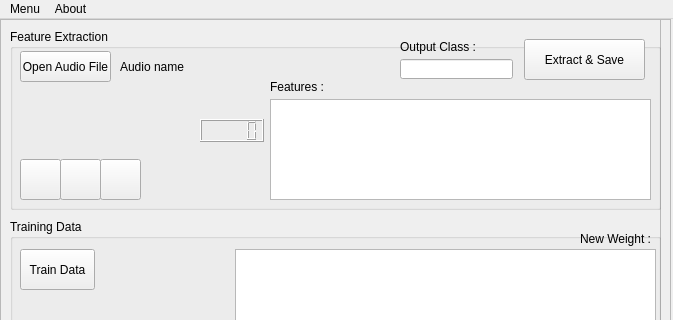
Qt form Program/view/ui_files/MainWindow.ui (sukorenomw/MFCC-and-LVQ-for-TDSV) before a commit; both pictures show x 0 to 673 and y 0 to 320 of the 673 by 458 pixel window.
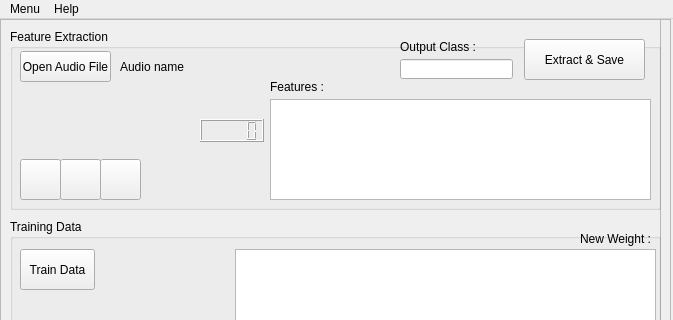
The same form after that commit. Icons and pictures are not drawn. Custom widgets are drawn as their Qt base class.

Diff of the .ui file:
```diff
--- a/Program/view/ui_files/MainWindow.ui
+++ b/Program/view/ui_files/MainWindow.ui
@@ -358,7 +358,7 @@
    </widget>
    <widget class="QMenu" name="menuAbout">
     <property name="title">
-     <string>About</string>
+     <string>Help</string>
     </property>
    </widget>
    <addaction name="menuMenu"/>
```
Left out of the diff: 21 changed lines with no effect on the pictures.
